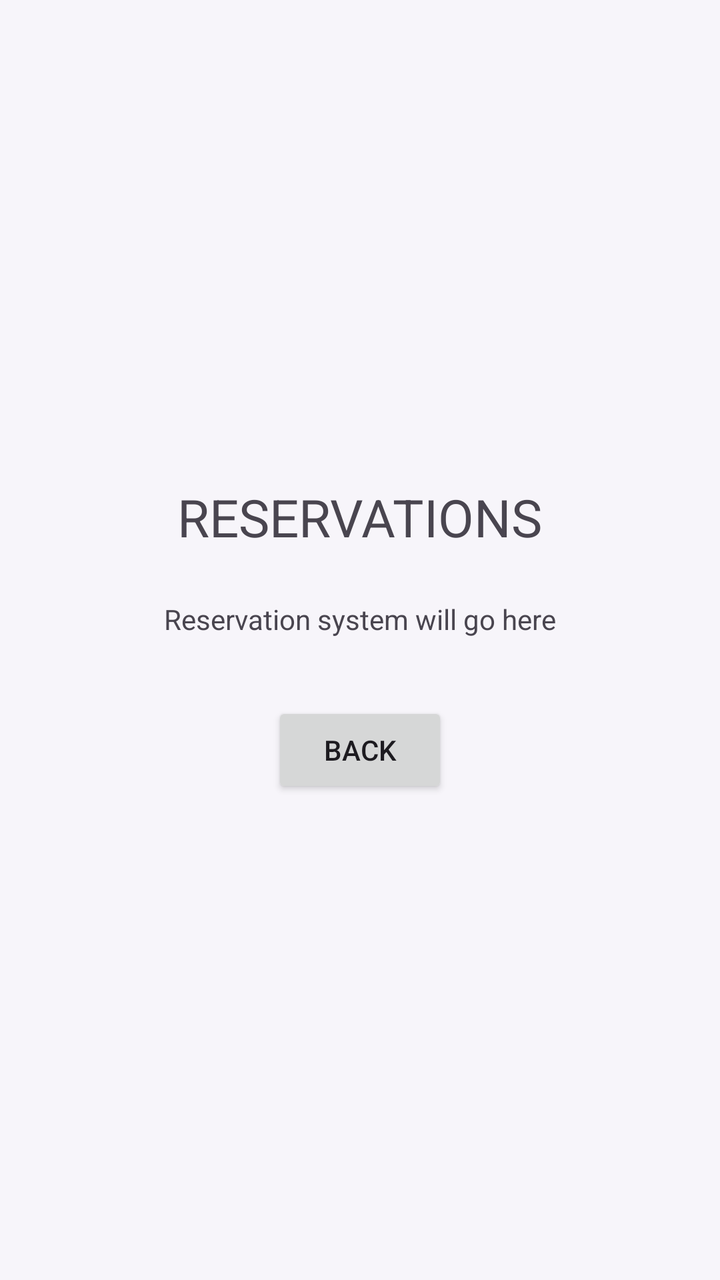
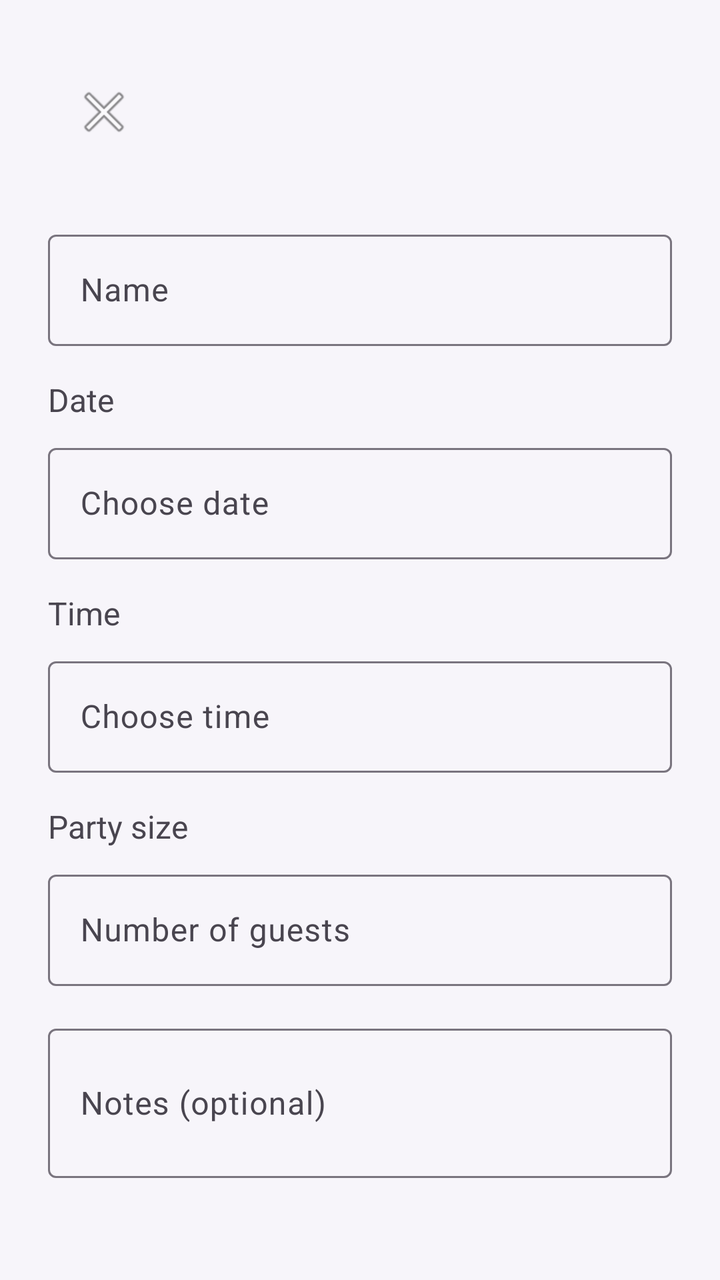

Compare the two renders of this Android layout. The source of the first and the diff that turns it into the second are given below.
<!-- AndroidManifest.xml: application theme Theme.COMP2000RestaurantApp -->
<!-- res/layout/activity_reservation.xml -->
<LinearLayout xmlns:android="http://schemas.android.com/apk/res/android"
    android:orientation="vertical"
    android:gravity="center"
    android:padding="24dp"
    android:layout_width="match_parent"
    android:layout_height="match_parent">

    <TextView
        android:text="RESERVATIONS"
        android:textSize="26sp"
        android:layout_marginBottom="24dp"
        android:layout_width="wrap_content"
        android:layout_height="wrap_content"/>

    <TextView
        android:text="Reservation system will go here"
        android:layout_marginBottom="32dp"
        android:layout_width="wrap_content"
        android:layout_height="wrap_content"/>

    <Button
        android:id="@+id/btnBack"
        android:text="Back"
        android:layout_width="wrap_content"
        android:layout_height="wrap_content"/>
</LinearLayout>
<!-- resources referenced by this layout -->
<resources>
  <style name="Theme.COMP2000RestaurantApp" parent="Theme.Material3.DayNight.NoActionBar">
          <item name="colorPrimary">@color/purple_primary</item>
          <item name="colorOnPrimary">@android:color/white</item>
          <item name="colorSecondary">@color/purple_secondary</item>
          <item name="colorSurface">@color/surface_white</item>
  
          <item name="android:windowBackground">@color/background_light</item>
      </style>
  <color name="purple_primary">#6A1B9A</color>
  <color name="purple_secondary">#9C27B0</color>
  <color name="surface_white">#FFFFFF</color>
  <color name="background_light">#F7F5FA</color>
</resources>

<!-- the commit's change to res/layout/activity_reservation.xml (unified diff, before → after) -->
@@ -1,26 +1,118 @@
-<LinearLayout xmlns:android="http://schemas.android.com/apk/res/android"
+<?xml version="1.0" encoding="utf-8"?>
+<LinearLayout
+    xmlns:android="http://schemas.android.com/apk/res/android"
+    xmlns:app="http://schemas.android.com/apk/res-auto"
     android:orientation="vertical"
-    android:gravity="center"
     android:padding="24dp"
     android:layout_width="match_parent"
     android:layout_height="match_parent">
 
+    <com.google.android.material.appbar.MaterialToolbar
+        android:id="@+id/topAppBar"
+        android:layout_width="match_parent"
+        android:layout_height="wrap_content"
+        android:title="Make a Reservation"
+        app:navigationIcon="@android:drawable/ic_menu_close_clear_cancel"
+        app:elevation="4dp" />
+
+    
+    <com.google.android.material.textfield.TextInputLayout
+        android:layout_marginTop="24dp"
+        android:layout_width="match_parent"
+        android:layout_height="wrap_content"
+        android:hint="Name">
+
+        <com.google.android.material.textfield.TextInputEditText
+            android:id="@+id/etName"
+            android:layout_width="match_parent"
+            android:layout_height="wrap_content" />
+    </com.google.android.material.textfield.TextInputLayout>
+
+    
     <TextView
-        android:text="RESERVATIONS"
-        android:textSize="26sp"
-        android:layout_marginBottom="24dp"
+        android:layout_marginTop="16dp"
+        android:text="Date"
+        android:textSize="16sp"
         android:layout_width="wrap_content"
-        android:layout_height="wrap_content"/>
+        android:layout_height="wrap_content" />
 
+    <com.google.android.material.textfield.TextInputLayout
+        android:layout_marginTop="8dp"
+        android:layout_width="match_parent"
+        android:layout_height="wrap_content">
+
+        <com.google.android.material.textfield.TextInputEditText
+            android:id="@+id/etDate"
+            android:focusable="false"
+            android:clickable="true"
+            android:hint="Choose date"
+            android:layout_width="match_parent"
+            android:layout_height="wrap_content" />
+    </com.google.android.material.textfield.TextInputLayout>
+
+    
     <TextView
-        android:text="Reservation system will go here"
-        android:layout_marginBottom="32dp"
+        android:layout_marginTop="16dp"
+        android:text="Time"
+        android:textSize="16sp"
         android:layout_width="wrap_content"
-        android:layout_height="wrap_content"/>
+        android:layout_height="wrap_content" />
 
-    <Button
-        android:id="@+id/btnBack"
-        android:text="Back"
+    <com.google.android.material.textfield.TextInputLayout
+        android:layout_marginTop="8dp"
+        android:layout_width="match_parent"
+        android:layout_height="wrap_content">
+
+        <com.google.android.material.textfield.TextInputEditText
+            android:id="@+id/etTime"
+            android:focusable="false"
+            android:clickable="true"
+            android:hint="Choose time"
+            android:layout_width="match_parent"
+            android:layout_height="wrap_content" />
+    </com.google.android.material.textfield.TextInputLayout>
+
+    
+    <TextView
+        android:layout_marginTop="16dp"
+        android:text="Party size"
+        android:textSize="16sp"
         android:layout_width="wrap_content"
-        android:layout_height="wrap_content"/>
+        android:layout_height="wrap_content" />
+
+    <com.google.android.material.textfield.TextInputLayout
+        android:layout_marginTop="8dp"
+        android:layout_width="match_parent"
+        android:layout_height="wrap_content"
+        android:hint="Number of guests">
+
+        <com.google.android.material.textfield.TextInputEditText
+            android:id="@+id/etPartySize"
+            android:inputType="number"
+            android:layout_width="match_parent"
+            android:layout_height="wrap_content" />
+    </com.google.android.material.textfield.TextInputLayout>
+
+    
+    <com.google.android.material.textfield.TextInputLayout
+        android:layout_marginTop="16dp"
+        android:layout_width="match_parent"
+        android:layout_height="wrap_content"
+        android:hint="Notes (optional)">
+
+        <com.google.android.material.textfield.TextInputEditText
+            android:id="@+id/etNotes"
+            android:layout_width="match_parent"
+            android:layout_height="wrap_content"
+            android:minLines="2" />
+    </com.google.android.material.textfield.TextInputLayout>
+
+    
+    <com.google.android.material.button.MaterialButton
+        android:id="@+id/btnConfirm"
+        android:layout_marginTop="32dp"
+        android:layout_width="match_parent"
+        android:layout_height="wrap_content"
+        android:text="Confirm reservation" />
+
 </LinearLayout>
